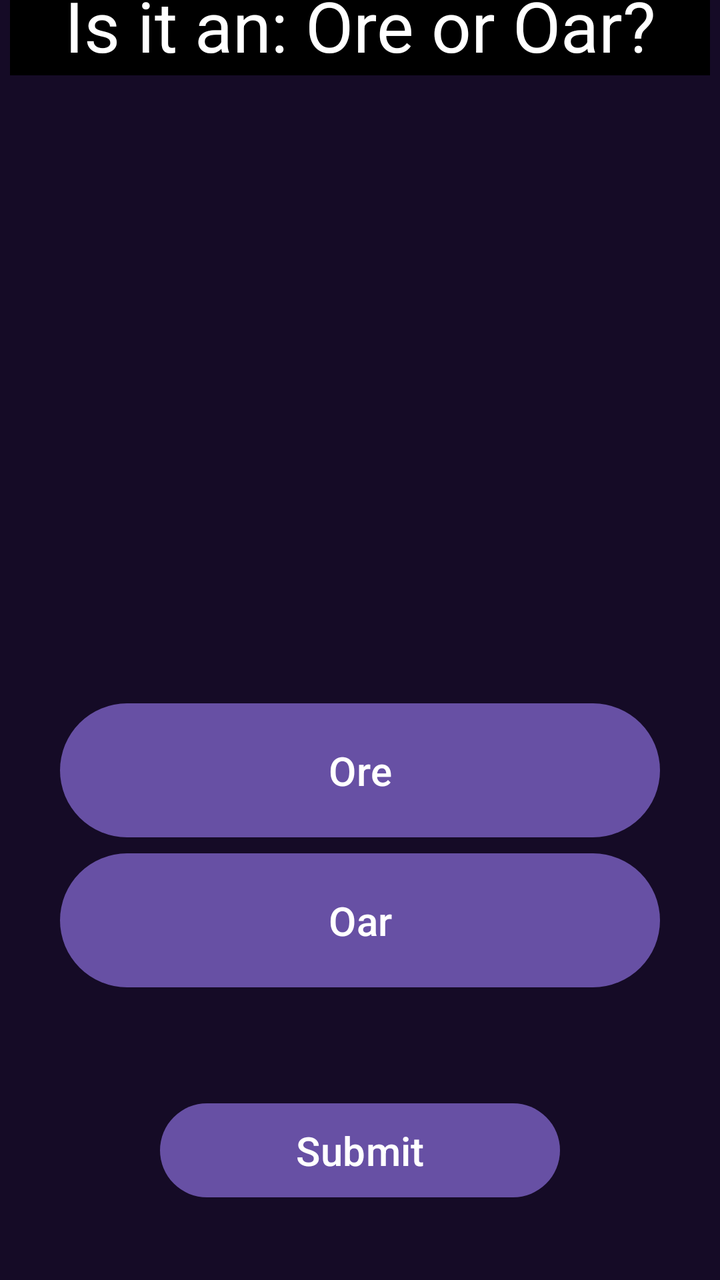
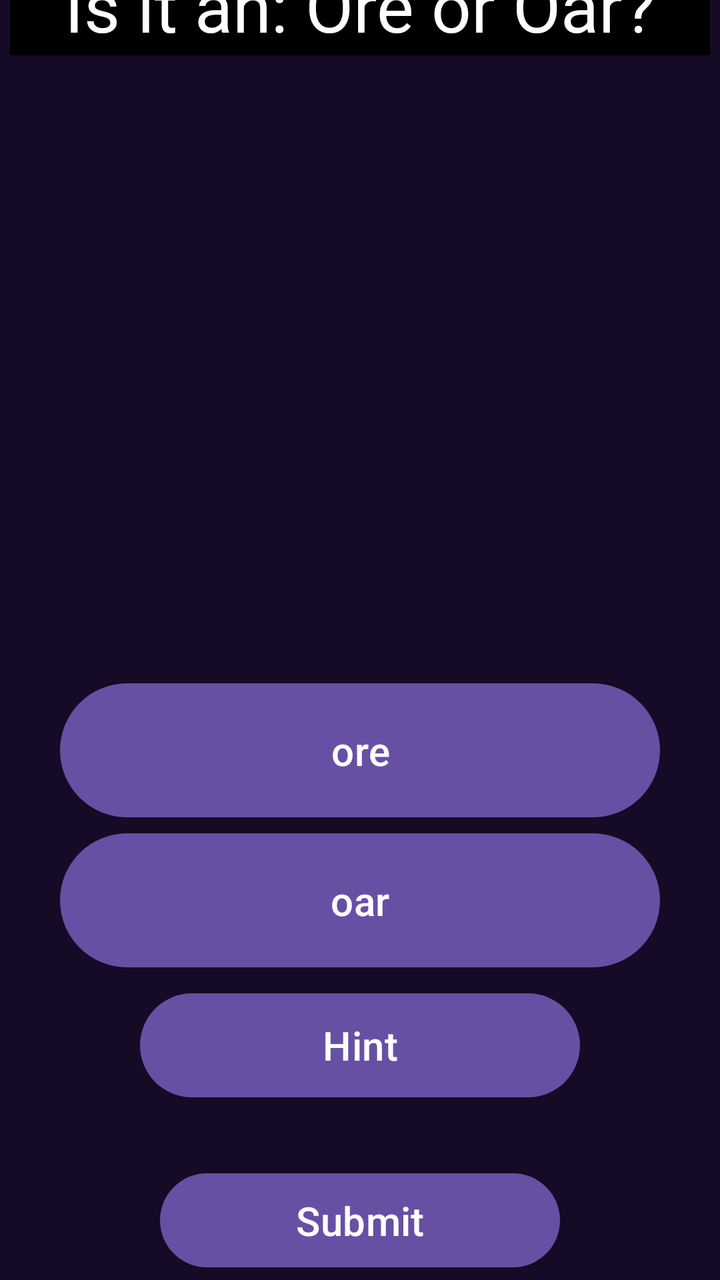

The first picture is an Android layout as it rendered before a commit; the second is the same layout after the commit. The layout source and the unified diff follow.
<!-- AndroidManifest.xml: application theme Theme.QuizTime -->
<!-- res/layout/activity_main.xml -->
<?xml version="1.0" encoding="utf-8"?>
<LinearLayout
    xmlns:android="http://schemas.android.com/apk/res/android"
    android:id="@+id/main"
    android:layout_width="match_parent"
    android:layout_height="match_parent"
    android:gravity="center"
    android:orientation="vertical"
    android:background="#150b26">

    <TextView
        android:id="@+id/Question"
        android:layout_width="350sp"
        android:layout_height="50sp"
        android:gravity="center"
        android:textSize="35sp"
        android:textColor="#FFFFFF"
        android:background="#000000"

        android:text="Is it an: Ore or Oar?" />

    <ImageView
        android:id="@+id/Img"
        android:layout_width="250sp"
        android:layout_height="250sp"
        android:layout_margin="30sp"/>

    <LinearLayout
        android:layout_width="wrap_content"
        android:layout_height="wrap_content"
        android:orientation="vertical">

        <Button
            android:id="@+id/Option1"
            android:layout_width="300sp"
            android:layout_height="75sp"
            android:gravity="center"
            android:textSize="20sp"
            android:text="Ore"/>

        <Button
            android:id="@+id/Option2"
            android:layout_width="300sp"
            android:layout_height="75sp"
            android:gravity="center"
            android:textSize="20sp"
            android:text="Oar"/>


    </LinearLayout>

    <Button
        android:id="@+id/submit"
        android:layout_width="200sp"
        android:layout_height="55sp"
        android:layout_margin="50sp"
        android:textSize="20sp"
        android:text="Submit"/>

</LinearLayout>
<!-- resources referenced by this layout -->
<resources>
  <style name="Theme.QuizTime" parent="Base.Theme.QuizTime" />
  <style name="Base.Theme.QuizTime" parent="Theme.Material3.DayNight.NoActionBar">
          
          
      </style>
</resources>

<!-- the commit's change to res/layout/activity_main.xml (unified diff, before → after) -->
@@ -36,7 +36,7 @@
             android:layout_height="75sp"
             android:gravity="center"
             android:textSize="20sp"
-            android:text="Ore"/>
+            android:text="ore"/>
 
         <Button
             android:id="@+id/Option2"
@@ -44,16 +44,24 @@
             android:layout_height="75sp"
             android:gravity="center"
             android:textSize="20sp"
-            android:text="Oar"/>
+            android:text="oar"/>
 
 
     </LinearLayout>
 
     <Button
+        android:id="@+id/hint"
+        android:layout_width="220sp"
+        android:layout_height="60sp"
+        android:layout_margin="5sp"
+        android:textSize="20sp"
+        android:text="Hint"/>
+
+    <Button
         android:id="@+id/submit"
         android:layout_width="200sp"
         android:layout_height="55sp"
-        android:layout_margin="50sp"
+        android:layout_margin="25sp"
         android:textSize="20sp"
         android:text="Submit"/>
 
